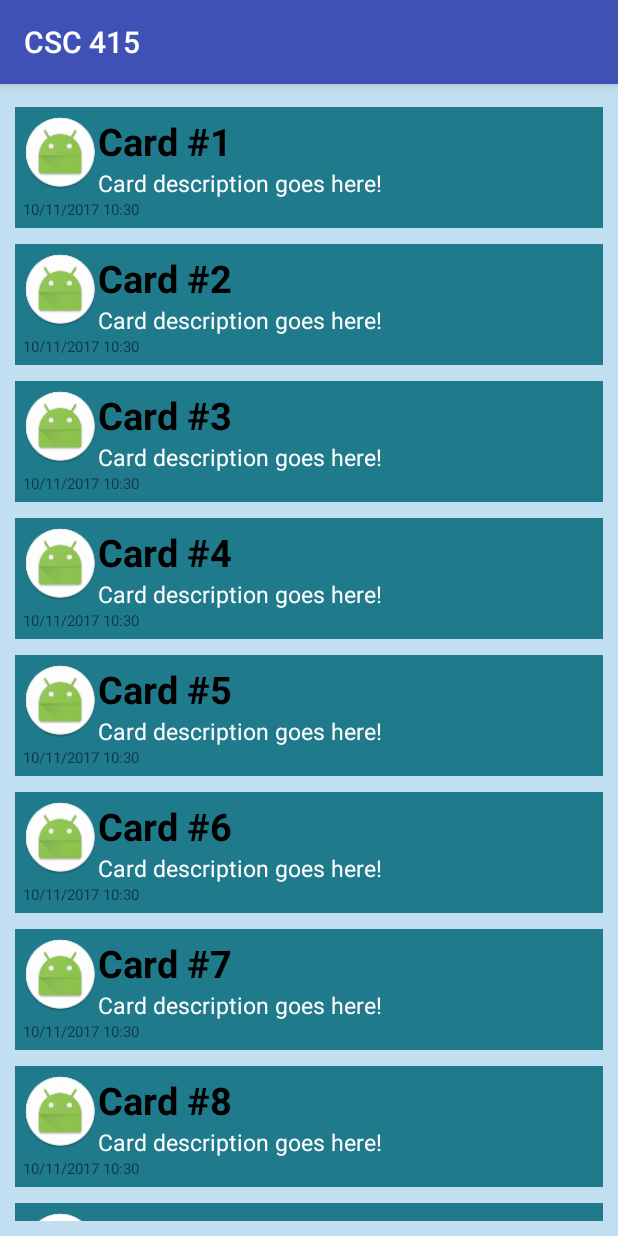
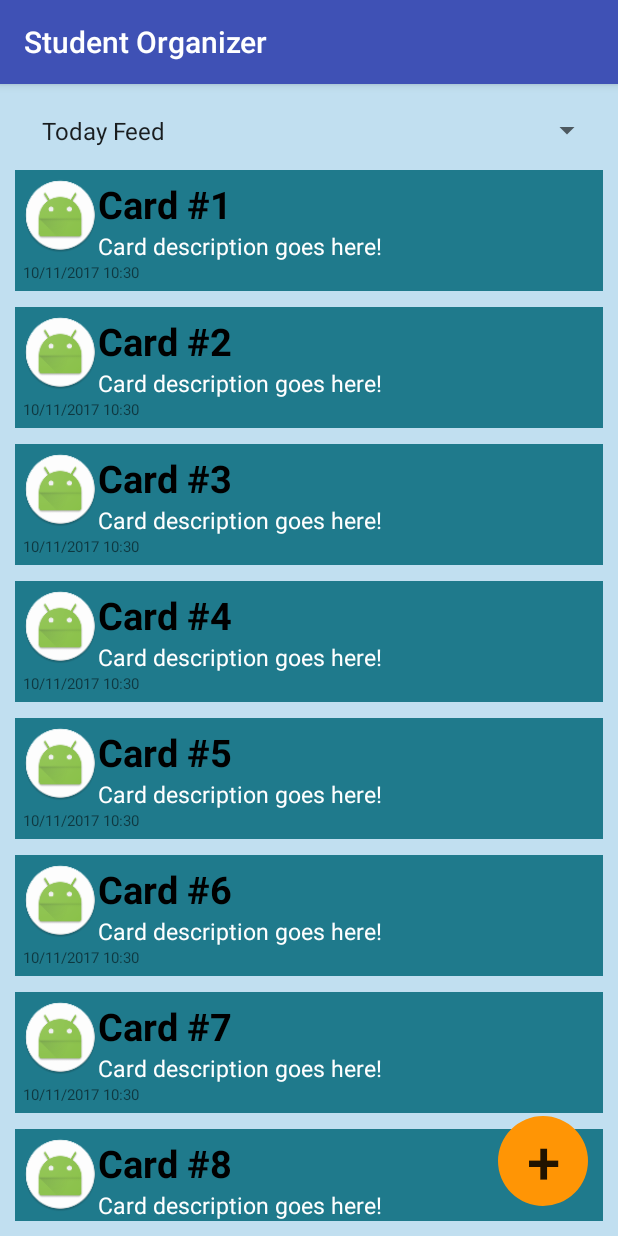
Before and after one commit to lcombs15/Organized-Chaos, an Android app: the screen it shows after launch (RecyclerHome before the commit, MainMenu after it), on a phone screen of 412 x 824 dp. Run offline under Robolectric (Android 15) with nearby library versions, the light colour scheme and no system bars.

Commit message:
Working on Demo
+Pulled elements into home page.
+Added intent to home page and manifest to be able to add something

```diff
--- a/StudentOrganizer/app/src/main/AndroidManifest.xml
+++ b/StudentOrganizer/app/src/main/AndroidManifest.xml
@@ -9,12 +9,14 @@
         android:roundIcon="@mipmap/ic_launcher_round"
         android:supportsRtl="true"
         android:theme="@style/AppTheme">
-        <activity android:name=".RecyclerHome">
+        <activity android:name=".MainMenu">
             <intent-filter>
                 <action android:name="android.intent.action.MAIN" />
-
                 <category android:name="android.intent.category.LAUNCHER" />
             </intent-filter>
+        </activity>
+        <activity android:name=".AddItemActivity">
+
         </activity>
     </application>
 
--- /dev/null
+++ b/StudentOrganizer/app/src/main/java/edu/group7/csc415/studentorganizer/MainMenu.java
@@ -0,0 +1,114 @@
+package edu.group7.csc415.studentorganizer;
+
+import android.content.Intent;
+import android.content.SharedPreferences;
+import android.support.v7.app.AppCompatActivity;
+import android.os.Bundle;
+import android.support.v7.widget.DefaultItemAnimator;
+import android.support.v7.widget.LinearLayoutManager;
+import android.support.v7.widget.RecyclerView;
+import android.view.View;
+import android.widget.AdapterView;
+import android.widget.ArrayAdapter;
+import android.widget.Button;
+import android.widget.LinearLayout;
+import android.widget.Spinner;
+import android.widget.Toast;
+
+import java.util.ArrayList;
+import java.util.Date;
+import java.util.List;
+
+import layout.templates.Page.*; //We're at some point or another going to need everything in here
+
+public class MainMenu extends AppCompatActivity{
+    //define variables for the widgets
+    private Spinner quickAcccessSpinner;
+    private LinearLayout buttonLayout;
+
+    //define SharedPreferences object
+    private SharedPreferences savedValues;
+
+    //define instance variables
+    private static final String defaultText = "Add classes, reminders, or tasks";
+    private Button defaultButton1;
+    private Button defaultButton2;
+    private Spinner quickAccessSpinner;
+
+    private List<Card> CardList = new ArrayList<>();
+    private RecyclerView recyclerView;
+    private CardAdapter cAdapter;
+
+    @Override
+    protected void onCreate(Bundle savedInstanceState) {
+        super.onCreate(savedInstanceState);
+        setContentView(R.layout.main_menu_activity);
+
+        setupSpinner();
+
+        recyclerView = (RecyclerView) findViewById(R.id.my_recycler_view);
+
+        cAdapter = new CardAdapter(CardList);
+        RecyclerView.LayoutManager mLayoutManager = new LinearLayoutManager(getApplicationContext());
+        recyclerView.setLayoutManager(mLayoutManager);
+        recyclerView.setItemAnimator(new DefaultItemAnimator());
+        recyclerView.setAdapter(cAdapter);
+
+        prepareCardData();
+
+        final Button circleAddButton = (Button) findViewById(R.id.addItemButton);
+        circleAddButton.setOnClickListener(new View.OnClickListener() {
+            @Override
+            public void onClick(View v) {
+                Intent i = new Intent(getApplicationContext(), AddItemActivity.class);
+                startActivity(i);
+            }
+        });
+
+    }
+
+    private void prepareCardData(){
+
+        for(int i = 1; i <= 100; i++){
+            Card c = new Card("Card #" + i,"Card description goes here!",new Date(),null);
+            CardList.add(c);
+        }
+    }
+
+    private void setupSpinner(){
+        //getReferences to the widgets
+        quickAcccessSpinner = (Spinner) findViewById(R.id.navigationSpinner);
+
+        //get SharedPreferences object
+        savedValues = getSharedPreferences("SavedValues", MODE_PRIVATE);
+
+        //set the Listeners
+        quickAcccessSpinner.setOnItemSelectedListener(new AdapterView.OnItemSelectedListener() {
+            @Override
+            public void onItemSelected(AdapterView<?> parent, View view, int position, long id) {
+                // On selecting a spinner item
+                String item = parent.getItemAtPosition(position).toString();
+
+                // Showing selected spinner item
+                Toast.makeText(parent.getContext(), "Selected: " + item, Toast.LENGTH_LONG).show();
+            }
+
+            @Override
+            public void onNothingSelected(AdapterView<?> parent) {
+
+            }
+        });
+
+        //create array adapter for Spinner
+        ArrayAdapter<CharSequence> spinnerAdapter =
+                ArrayAdapter.createFromResource(this, R.array.quick_access_array,
+                        android.R.layout.simple_spinner_item);
+
+        //set the layout for the drop-down list
+        spinnerAdapter.setDropDownViewResource(android.R.layout.simple_spinner_dropdown_item);
+
+        //set the adapter for the spinner and initialize position
+        quickAcccessSpinner.setAdapter(spinnerAdapter);
+        quickAcccessSpinner.setSelection(0);
+    }
+}
--- a/StudentOrganizer/app/src/main/java/edu/group7/csc415/studentorganizer/RecyclerHome.java
+++ /dev/null
@@ -1,44 +0,0 @@
-package edu.group7.csc415.studentorganizer;
-
-import android.support.v7.app.AppCompatActivity;
-import android.os.Bundle;
-import android.support.v7.widget.DefaultItemAnimator;
-import android.support.v7.widget.LinearLayoutManager;
-import android.support.v7.widget.RecyclerView;
-
-import java.util.ArrayList;
-import java.util.Date;
-import java.util.List;
-
-import layout.templates.Page.*; //We're at some point or another going to need everything in here
-
-public class RecyclerHome extends AppCompatActivity {
-    private List<Card> CardList = new ArrayList<>();
-    private RecyclerView recyclerView;
-    private CardAdapter cAdapter;
-
-    @Override
-    protected void onCreate(Bundle savedInstanceState) {
-        super.onCreate(savedInstanceState);
-        setContentView(R.layout.activity_recycler);
-
-        recyclerView = (RecyclerView) findViewById(R.id.my_recycler_view);
-
-        cAdapter = new CardAdapter(CardList);
-        RecyclerView.LayoutManager mLayoutManager = new LinearLayoutManager(getApplicationContext());
-        recyclerView.setLayoutManager(mLayoutManager);
-        recyclerView.setItemAnimator(new DefaultItemAnimator());
-        recyclerView.setAdapter(cAdapter);
-
-        prepareCardData();
-
-    }
-
-    private void prepareCardData(){
-
-        for(int i = 1; i <= 100; i++){
-            Card c = new Card("Card #" + i,"Card description goes here!",new Date(),null);
-            CardList.add(c);
-        }
-    }
-}
--- /dev/null
+++ b/StudentOrganizer/app/src/main/res/drawable/circle_button.xml
@@ -0,0 +1,21 @@
+<?xml version="1.0" encoding="utf-8"?>
+<selector xmlns:android="http://schemas.android.com/apk/res/android">
+<item android:state_pressed="false">
+    <shape
+        android:shape="ring"
+        android:innerRadius="0dp"
+        android:thickness="30dp"
+        android:useLevel="false">
+        <solid android:color="@color/themeColorMellow" />
+    </shape>
+</item>
+<item android:state_pressed="true">
+    <shape
+        android:shape="ring"
+        android:innerRadius="0dp"
+        android:thickness="40dp"
+        android:useLevel="false">
+        <solid android:color="@color/themeColorMellow" />
+    </shape>
+</item>
+</selector>
--- a/StudentOrganizer/app/src/main/res/layout/activity_recycler.xml
+++ /dev/null
@@ -1,17 +0,0 @@
-<?xml version="1.0" encoding="utf-8"?>
-<android.support.v7.widget.LinearLayoutCompat xmlns:android="http://schemas.android.com/apk/res/android"
-    xmlns:app="http://schemas.android.com/apk/res-auto"
-    xmlns:tools="http://schemas.android.com/tools"
-    android:layout_width="match_parent"
-    android:layout_height="match_parent"
-    android:padding="10dp"
-    android:background="@color/themeColorLighter"
-    tools:context="edu.group7.csc415.studentorganizer.RecyclerHome">
-
-    <android.support.v7.widget.RecyclerView
-        android:id="@+id/my_recycler_view"
-        android:scrollbars="vertical"
-        android:layout_width="match_parent"
-        android:layout_height="wrap_content"
-        />
-</android.support.v7.widget.LinearLayoutCompat>
--- /dev/null
+++ b/StudentOrganizer/app/src/main/res/layout/main_menu_activity.xml
@@ -0,0 +1,41 @@
+<?xml version="1.0" encoding="utf-8"?>
+<RelativeLayout xmlns:android="http://schemas.android.com/apk/res/android"
+    xmlns:app="http://schemas.android.com/apk/res-auto"
+    xmlns:tools="http://schemas.android.com/tools"
+    android:layout_width="match_parent"
+    android:layout_height="match_parent"
+    android:padding="10dp"
+    android:background="@color/themeColorLighter"
+    android:orientation="vertical"
+    tools:context="edu.group7.csc415.studentorganizer.MainMenu">
+
+    <android.support.v7.widget.AppCompatSpinner
+        android:id="@+id/navigationSpinner"
+        android:layout_width="match_parent"
+        android:layout_height="wrap_content"
+        android:padding="10dp"
+        />
+
+    <android.support.v7.widget.RecyclerView
+        android:id="@+id/my_recycler_view"
+        android:scrollbars="vertical"
+        android:layout_width="match_parent"
+        android:layout_height="match_parent"
+        android:layout_below="@+id/navigationSpinner"
+        />
+
+    <Button
+        android:id="@+id/addItemButton"
+        android:layout_width="wrap_content"
+        android:layout_height="wrap_content"
+        android:layout_alignParentRight="true"
+        android:layout_alignParentBottom="true"
+        android:text="+"
+        android:textSize="40sp"
+        android:padding="0dp"
+        android:minHeight="80dp"
+        android:minWidth="80dp"
+        android:background="@drawable/circle_button"
+        />
+
+</RelativeLayout>
--- a/StudentOrganizer/app/src/main/res/values/strings.xml
+++ b/StudentOrganizer/app/src/main/res/values/strings.xml
@@ -1,5 +1,5 @@
 <resources>
-    <string name="app_name">CSC 415</string>
+    <string name="app_name">Student Organizer</string>
     <string name="course_name">Android Mobile App Development</string>
     <string name="edit_course_name_buttonLabel">Edit</string>
     <string name="time_label">Time:</string>
```
Also changed, not shown: StudentOrganizer/app/src/main/java/edu/group7/csc415/studentorganizer/HomePage.java (deleted, +0 -98 lines).
